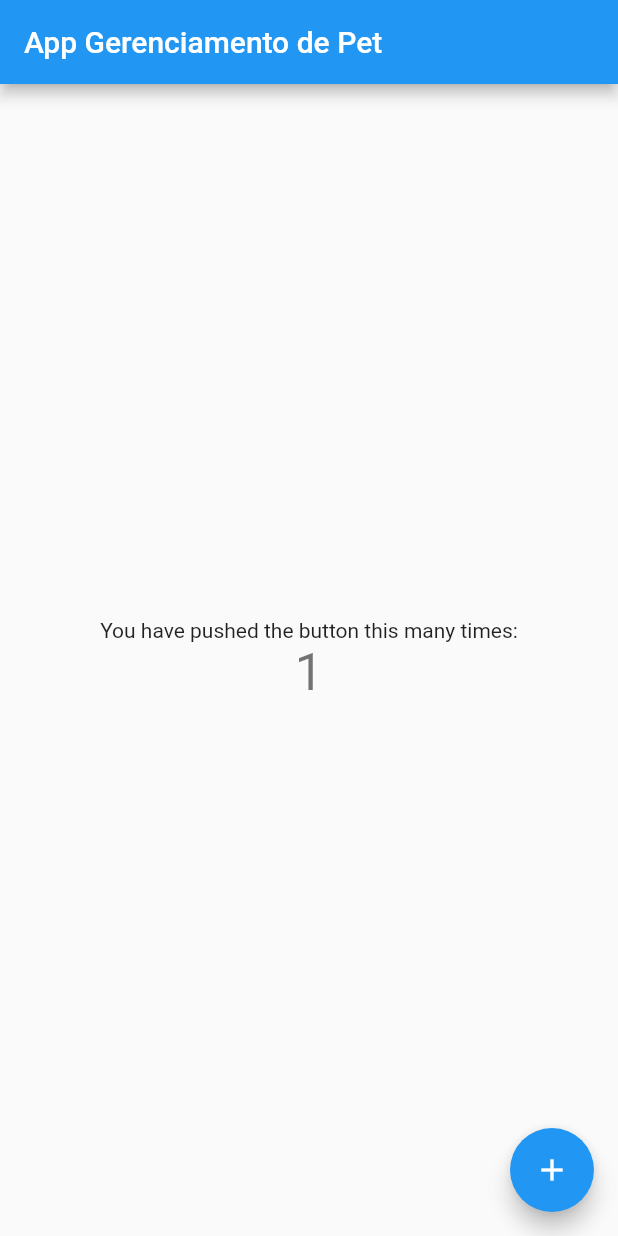
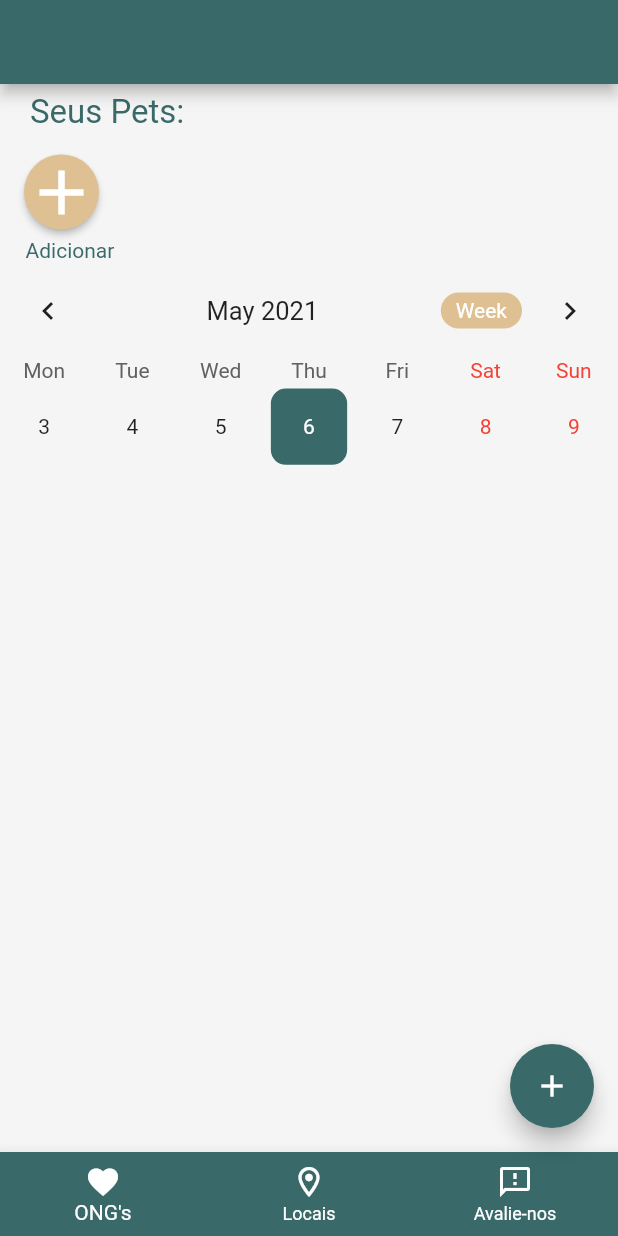
Before and after one commit to Renata-CDB/App-gerenciamento-de-pet, a Flutter app: the screen it shows after launch, after a tap on the "add" icon, on a phone screen of 412 x 824 dp. Run offline on Flutter 3.47's test engine with Material 2 defaults, Android fonts, the phone set to English and light mode, and no system bars; drawn by our look-alikes of table_calendar; our stand-ins replace shared_preferences.

Commit message:
tela de inicio

```diff
--- /dev/null
+++ b/lib/dynamic_event.dart
@@ -0,0 +1,222 @@
+import 'dart:convert';
+import 'package:flutter/material.dart';
+import 'package:shared_preferences/shared_preferences.dart';
+import 'package:table_calendar/table_calendar.dart';
+
+class DynamicEvent extends StatefulWidget {
+  @override
+  _DynamicEventState createState() => _DynamicEventState();
+}
+
+class _DynamicEventState extends State<DynamicEvent> {
+  CalendarController _controller;
+  Map<DateTime, List<dynamic>> _events;
+  List<dynamic> _selectedEvents;
+  TextEditingController _eventController;
+  SharedPreferences prefs;
+
+  @override
+  void initState() {
+    super.initState();
+    _controller = CalendarController();
+    _eventController = TextEditingController();
+    _events = {};
+    _selectedEvents = [];
+    prefsData();
+  }
+
+  prefsData() async {
+    prefs = await SharedPreferences.getInstance();
+    setState(() {
+      _events = Map<DateTime, List<dynamic>>.from(
+          decodeMap(json.decode(prefs.getString("events") ?? "{}")));
+    });
+  }
+
+  Map<String, dynamic> encodeMap(Map<DateTime, dynamic> map) {
+    Map<String, dynamic> newMap = {};
+    map.forEach((key, value) {
+      newMap[key.toString()] = map[key];
+    });
+    return newMap;
+  }
+
+  Map<DateTime, dynamic> decodeMap(Map<String, dynamic> map) {
+    Map<DateTime, dynamic> newMap = {};
+    map.forEach((key, value) {
+      newMap[DateTime.parse(key)] = map[key];
+    });
+    return newMap;
+  }
+
+  @override
+  Widget build(BuildContext context) {
+    return Scaffold(
+      backgroundColor: Colors.grey[100],
+      appBar: AppBar(
+        automaticallyImplyLeading: false,
+        backgroundColor: Color(0xFF396969),
+      ),
+      body: Stack(fit: StackFit.expand, children: <Widget>[
+        new Column(
+          crossAxisAlignment: CrossAxisAlignment.start,
+          children: <Widget>[
+            Padding(
+              padding:
+                  const EdgeInsets.only(left: 20.0, top: 6.0, bottom: 15.0),
+              child: Text(
+                "Seus Pets:",
+                style: TextStyle(color: Color(0xFF396969), fontSize: 22),
+              ),
+            ),
+            ElevatedButton(
+              onPressed: () {},
+              child: Icon(
+                Icons.add,
+                color: Colors.white,
+                size: 50.0,
+              ),
+              style: ElevatedButton.styleFrom(
+                  shape: CircleBorder(), primary: Color(0xFFDEC092)),
+            ),
+            Padding(
+              padding: const EdgeInsets.only(left: 17.0, right: 20.0, top: 6.0),
+              child: Text(
+                "Adicionar",
+                style: TextStyle(color: Color(0xFF396969), fontSize: 14),
+              ),
+            ),
+            TableCalendar(
+              events: _events,
+              initialCalendarFormat: CalendarFormat.week,
+              calendarStyle: CalendarStyle(
+                  canEventMarkersOverflow: true,
+                  todayColor: Color(0xFFDEC092),
+                  selectedColor: Theme.of(context).primaryColor,
+                  todayStyle: TextStyle(
+                      fontWeight: FontWeight.bold,
+                      fontSize: 18.0,
+                      color: Color(0xFFDEC092))),
+              headerStyle: HeaderStyle(
+                centerHeaderTitle: true,
+                formatButtonDecoration: BoxDecoration(
+                  color: Color(0xFFDEC092),
+                  borderRadius: BorderRadius.circular(20.0),
+                ),
+                formatButtonTextStyle: TextStyle(color: Colors.white),
+                formatButtonShowsNext: false,
+              ),
+              startingDayOfWeek: StartingDayOfWeek.monday,
+              onDaySelected: (date, events, holidays) {
+                setState(() {
+                  _selectedEvents = events;
+                });
+              },
+              builders: CalendarBuilders(
+                selectedDayBuilder: (context, date, events) => Container(
+                    margin: const EdgeInsets.all(4.0),
+                    alignment: Alignment.center,
+                    decoration: BoxDecoration(
+                        color: Color(0xFF396969),
+                        borderRadius: BorderRadius.circular(10.0)),
+                    child: Text(
+                      date.day.toString(),
+                      style: TextStyle(color: Colors.white),
+                    )),
+                todayDayBuilder: (context, date, events) => Container(
+                    margin: const EdgeInsets.all(4.0),
+                    alignment: Alignment.center,
+                    decoration: BoxDecoration(
+                        color: Color(0xFFCCCCCC),
+                        borderRadius: BorderRadius.circular(10.0)),
+                    child: Text(
+                      date.day.toString(),
+                      style: TextStyle(color: Colors.white),
+                    )),
+              ),
+              calendarController: _controller,
+            ),
+            ..._selectedEvents.map((event) => Padding(
+                  padding: const EdgeInsets.all(8.0),
+                  child: Container(
+                    height: MediaQuery.of(context).size.height / 20,
+                    width: MediaQuery.of(context).size.width / 2,
+                    decoration: BoxDecoration(
+                        borderRadius: BorderRadius.circular(15),
+                        color: Color(0xFFDEC092),
+                        border: Border.all(color: Color(0xFFC4AA82))),
+                    child: Center(
+                        child: Text(
+                      event,
+                      style: TextStyle(color: Colors.white, fontSize: 16),
+                    )),
+                  ),
+                )),
+          ],
+        ),
+      ]),
+      bottomNavigationBar: BottomNavigationBar(
+        backgroundColor: Color(0xFF396969),
+        unselectedItemColor: Colors.white,
+        items: const <BottomNavigationBarItem>[
+          BottomNavigationBarItem(
+            icon: Icon(Icons.favorite, color: Colors.white),
+            label: "ONG's",
+          ),
+          BottomNavigationBarItem(
+            icon: Icon(Icons.location_on_outlined, color: Colors.white),
+            label: 'Locais',
+          ),
+          BottomNavigationBarItem(
+            icon: Icon(Icons.feedback_outlined, color: Colors.white),
+            label: 'Avalie-nos',
+          ),
+        ],
+        selectedItemColor: Colors.white,
+      ),
+      floatingActionButton: FloatingActionButton(
+        backgroundColor: Color(0xFF396969),
+        child: Icon(Icons.add, color: Colors.white),
+        onPressed: _showAddDialog,
+      ),
+    );
+  }
+
+  _showAddDialog() async {
+    await showDialog(
+        context: context,
+        builder: (context) => AlertDialog(
+              backgroundColor: Colors.white70,
+              title: Text("Adicionar Eventos"),
+              content: TextField(
+                controller: _eventController,
+              ),
+              actions: <Widget>[
+                FlatButton(
+                  child: Text(
+                    "Save",
+                    style: TextStyle(
+                        color: Color(0xFF396969), fontWeight: FontWeight.bold),
+                  ),
+                  onPressed: () {
+                    if (_eventController.text.isEmpty) return;
+                    setState(() {
+                      if (_events[_controller.selectedDay] != null) {
+                        _events[_controller.selectedDay]
+                            .add(_eventController.text);
+                      } else {
+                        _events[_controller.selectedDay] = [
+                          _eventController.text
+                        ];
+                      }
+                      prefs.setString(
+                          "events", json.encode(encodeMap(_events)));
+                      _eventController.clear();
+                      Navigator.pop(context);
+                    });
+                  },
+                )
+              ],
+            ));
+  }
+}
--- a/lib/main.dart
+++ b/lib/main.dart
@@ -1,110 +1,15 @@
+import 'dart:convert';
 import 'package:flutter/material.dart';
+import 'package:OrganizePet/splash_screen.dart';
 
 void main() => runApp(MyApp());
 
 class MyApp extends StatelessWidget {
-  // This widget is the root of your application.
   @override
   Widget build(BuildContext context) {
     return MaterialApp(
-      title: 'Flutter Demo',
-      theme: ThemeData(
-        // This is the theme of your application.
-        //
-        // Try running your application with "flutter run". You'll see the
-        // application has a blue toolbar. Then, without quitting the app, try
-        // changing the primarySwatch below to Colors.green and then invoke
-        // "hot reload" (press "r" in the console where you ran "flutter run",
-        // or press Run > Flutter Hot Reload in a Flutter IDE). Notice that the
-        // counter didn't reset back to zero; the application is not restarted.
-        primarySwatch: Colors.blue,
-      ),
-      home: MyHomePage(title: 'App Gerenciamento de Pet'),
+      debugShowCheckedModeBanner: false,
+      home: Splash(),
     );
   }
 }
-
-class MyHomePage extends StatefulWidget {
-  MyHomePage({Key key, this.title}) : super(key: key);
-
-  // This widget is the home page of your application. It is stateful, meaning
-  // that it has a State object (defined below) that contains fields that affect
-  // how it looks.
-
-  // This class is the configuration for the state. It holds the values (in this
-  // case the title) provided by the parent (in this case the App widget) and
-  // used by the build method of the State. Fields in a Widget subclass are
-  // always marked "final".
-
-  final String title;
-
-  @override
-  _MyHomePageState createState() => _MyHomePageState();
-}
-
-class _MyHomePageState extends State<MyHomePage> {
-  int _counter = 0;
-
-  void _incrementCounter() {
-    setState(() {
-      // This call to setState tells the Flutter framework that something has
-      // changed in this State, which causes it to rerun the build method below
-      // so that the display can reflect the updated values. If we changed
-      // _counter without calling setState(), then the build method would not be
-      // called again, and so nothing would appear to happen.
-      _counter++;
-    });
-  }
-
-  @override
-  Widget build(BuildContext context) {
-    // This method is rerun every time setState is called, for instance as done
-    // by the _incrementCounter method above.
-    //
-    // The Flutter framework has been optimized to make rerunning build methods
-    // fast, so that you can just rebuild anything that needs updating rather
-    // than having to individually change instances of widgets.
-    return Scaffold(
-      appBar: AppBar(
-        // Here we take the value from the MyHomePage object that was created by
-        // the App.build method, and use it to set our appbar title.
-        title: Text(widget.title),
-      ),
-      body: Center(
-        // Center is a layout widget. It takes a single child and positions it
-        // in the middle of the parent.
-        child: Column(
-          // Column is also a layout widget. It takes a list of children and
-          // arranges them vertically. By default, it sizes itself to fit its
-          // children horizontally, and tries to be as tall as its parent.
-          //
-          // Invoke "debug painting" (press "p" in the console, choose the
-          // "Toggle Debug Paint" action from the Flutter Inspector in Android
-          // Studio, or the "Toggle Debug Paint" command in Visual Studio Code)
-          // to see the wireframe for each widget.
-          //
-          // Column has various properties to control how it sizes itself and
-          // how it positions its children. Here we use mainAxisAlignment to
-          // center the children vertically; the main axis here is the vertical
-          // axis because Columns are vertical (the cross axis would be
-          // horizontal).
-          mainAxisAlignment: MainAxisAlignment.center,
-          children: <Widget>[
-            Text(
-              'You have pushed the button this many times:',
-            ),
-            Text(
-              '$_counter',
-              style: Theme.of(context).textTheme.headline4,
-            ),
-          ],
-        ),
-      ),
-      floatingActionButton: FloatingActionButton(
-        onPressed: _incrementCounter,
-        tooltip: 'Increment',
-        child: Icon(Icons.add),
-      ), // This trailing comma makes auto-formatting nicer for build methods.
-    );
-  }
-}
--- /dev/null
+++ b/lib/splash_screen.dart
@@ -0,0 +1,65 @@
+import 'dart:async';
+import 'package:flutter/material.dart';
+import 'package:OrganizePet/dynamic_event.dart';
+
+class Splash extends StatefulWidget {
+  @override
+  VideoState createState() => VideoState();
+}
+
+class VideoState extends State<Splash> with SingleTickerProviderStateMixin {
+  var _visible = true;
+
+  AnimationController animationController;
+  Animation<double> animation;
+
+  startTime() async {
+    var _duration = new Duration(seconds: 2);
+    return new Timer(_duration, navigationPage);
+  }
+
+  void navigationPage() {
+    Navigator.of(context)
+        .push(MaterialPageRoute(builder: (context) => DynamicEvent()));
+  }
+
+  @override
+  void initState() {
+    super.initState();
+
+    animationController = new AnimationController(
+        vsync: this, duration: new Duration(seconds: 2));
+    animation =
+        new CurvedAnimation(parent: animationController, curve: Curves.easeOut);
+
+    animation.addListener(() => this.setState(() {}));
+    animationController.forward();
+
+    setState(() {
+      _visible = !_visible;
+    });
+    startTime();
+  }
+
+  @override
+  Widget build(BuildContext context) {
+    return Scaffold(
+      backgroundColor: Colors.white,
+      body: Stack(
+        fit: StackFit.expand,
+        children: <Widget>[
+          new Column(
+            mainAxisAlignment: MainAxisAlignment.center,
+            children: <Widget>[
+              new Image.asset(
+                'assets/Logo.png',
+                width: animation.value * 350,
+                height: animation.value * 350,
+              ),
+            ],
+          ),
+        ],
+      ),
+    );
+  }
+}
```
Also changed, not shown: pubspec.yaml (+20 -25 lines), pubspec.lock, 1 other file.
